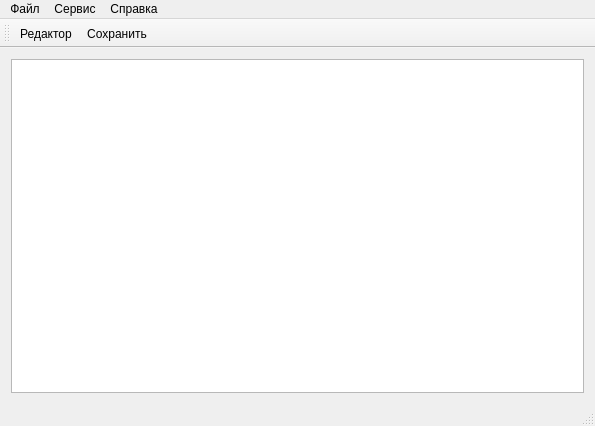
Qt form mainwindow.ui (ArtemHodeev/Gidrolog) before a commit.
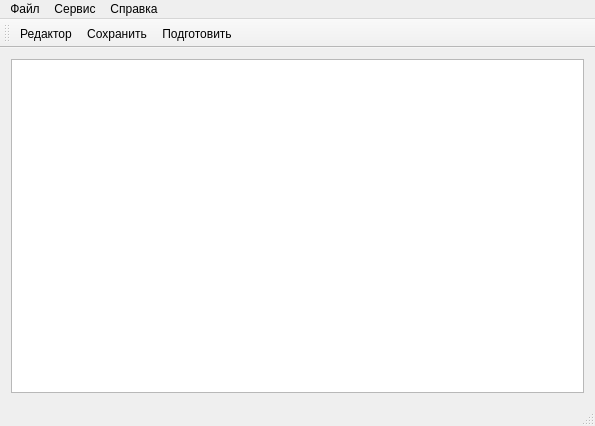
The same form after that commit.

Commit message: #11 Обновления: Реализован функционал подсчета количества пропусков и количества ошибочных значений для каждого компонента в пробах анализируемого типа. Данный функционал работает по нажатию кнопки 'Подготовить в главном окне'

What changed in the file:
```diff
--- a/mainwindow.ui
+++ b/mainwindow.ui
@@ -65,6 +65,7 @@
    </attribute>
    <addaction name="action_editorTool"/>
    <addaction name="actionSave"/>
+   <addaction name="action_prepare"/>
   </widget>
   <widget class="QStatusBar" name="statusBar"/>
   <action name="action_editorTool">
@@ -121,6 +122,17 @@
     <string>Ctrl+S</string>
    </property>
   </action>
+  <action name="action_prepare">
+   <property name="checkable">
+    <bool>true</bool>
+   </property>
+   <property name="text">
+    <string>Подготовить</string>
+   </property>
+   <property name="toolTip">
+    <string>Очистить данные от шума и стандартизировать их</string>
+   </property>
+  </action>
  </widget>
  <layoutdefault spacing="6" margin="11"/>
  <resources/>
```
The commit also changes 13 other files.
